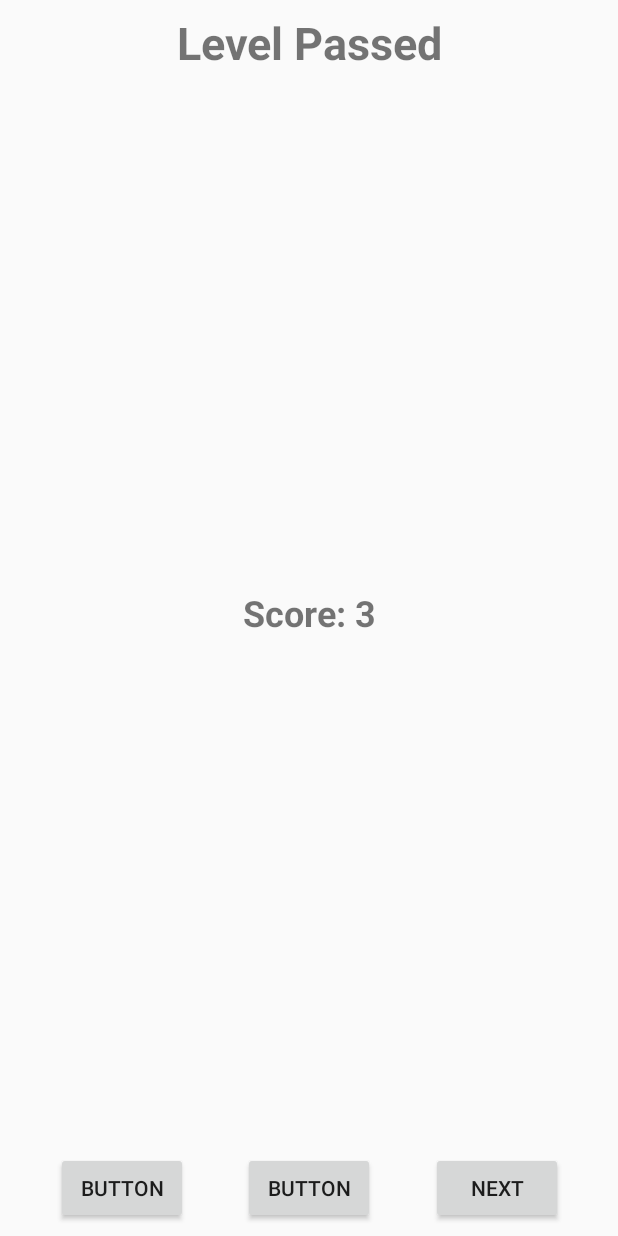
After one commit to MadonnasPlays/TimeFrenzy_Android, an Android app: the layout fragment_level_popup.xml on its own in the app's theme, with its tools: preview values and no code run, on a phone screen of 412 x 824 dp. The commit adds this screen. Run offline under Robolectric (Android 15) with nearby library versions, the phone set to English and light mode, and no system bars.

Commit message:
Level passed mock dialog added

```diff
--- a/app/src/main/java/com/avoupavou/timefrenzy/MainActivity.java
+++ b/app/src/main/java/com/avoupavou/timefrenzy/MainActivity.java
@@ -1,5 +1,6 @@
 package com.avoupavou.timefrenzy;
 
+import android.app.DialogFragment;
 import android.app.Fragment;
 import android.app.FragmentManager;
 import android.app.FragmentTransaction;
@@ -14,6 +15,7 @@ import android.widget.ToggleButton;
 import com.avoupavou.timefrenzy.competitive.TimerFragment;
 import com.avoupavou.timefrenzy.levels.Level;
 import com.avoupavou.timefrenzy.levels.LevelController;
+import com.avoupavou.timefrenzy.levels.LevelDialog;
 import com.avoupavou.timefrenzy.levels.LevelFragment;
 import com.avoupavou.timefrenzy.levels.LevelSelectFragment;
 import com.avoupavou.timefrenzy.menu.WelcomeFragment;
--- /dev/null
+++ b/app/src/main/res/layout/fragment_level_popup.xml
@@ -0,0 +1,72 @@
+<?xml version="1.0" encoding="utf-8"?>
+<android.support.constraint.ConstraintLayout
+    xmlns:android="http://schemas.android.com/apk/res/android"
+    xmlns:app="http://schemas.android.com/apk/res-auto"
+    android:layout_width="match_parent"
+    android:layout_height="match_parent">
+
+    <TextView
+        android:id="@+id/text_dialog_title"
+        android:layout_width="wrap_content"
+        android:layout_height="wrap_content"
+        android:layout_marginEnd="8dp"
+        android:layout_marginStart="8dp"
+        android:layout_marginTop="8dp"
+        android:text="Level Passed"
+        android:textAlignment="center"
+        android:textSize="30sp"
+        android:textStyle="bold"
+        app:layout_constraintEnd_toEndOf="parent"
+        app:layout_constraintStart_toStartOf="parent"
+        app:layout_constraintTop_toTopOf="parent" />
+
+    <TextView
+        android:id="@+id/text_dialog_score"
+        android:layout_width="wrap_content"
+        android:layout_height="wrap_content"
+        android:layout_marginBottom="32dp"
+        android:layout_marginEnd="8dp"
+        android:layout_marginStart="8dp"
+        android:layout_marginTop="32dp"
+        android:text="Score: 3"
+        android:textAlignment="center"
+        android:textSize="24sp"
+        android:textStyle="bold"
+        app:layout_constraintBottom_toTopOf="@+id/button2"
+        app:layout_constraintEnd_toEndOf="parent"
+        app:layout_constraintStart_toStartOf="parent"
+        app:layout_constraintTop_toBottomOf="@+id/text_dialog_title" />
+
+    <Button
+        android:id="@+id/button"
+        android:layout_width="wrap_content"
+        android:layout_height="wrap_content"
+        android:layout_marginBottom="8dp"
+        android:text="Button"
+        app:layout_constraintBottom_toBottomOf="parent"
+        app:layout_constraintEnd_toStartOf="@+id/button2"
+        app:layout_constraintHorizontal_bias="0.5"
+        app:layout_constraintStart_toStartOf="parent" />
+
+    <Button
+        android:id="@+id/button2"
+        android:layout_width="wrap_content"
+        android:layout_height="wrap_content"
+        android:layout_marginBottom="8dp"
+        android:text="Button"
+        app:layout_constraintBottom_toBottomOf="parent"
+        app:layout_constraintEnd_toStartOf="@+id/button3"
+        app:layout_constraintHorizontal_bias="0.5"
+        app:layout_constraintStart_toEndOf="@+id/button" />
+
+    <Button
+        android:id="@+id/button3"
+        android:layout_width="wrap_content"
+        android:layout_height="wrap_content"
+        android:layout_marginBottom="8dp"
+        android:text="@string/next_level"
+        app:layout_constraintBottom_toBottomOf="parent"
+        app:layout_constraintEnd_toEndOf="parent"
+        app:layout_constraintHorizontal_bias="0.5"
+        app:layout_constraintStart_toEndOf="@+id/button2" />
+</android.support.constraint.ConstraintLayout>
--- a/app/src/main/res/values/strings.xml
+++ b/app/src/main/res/values/strings.xml
@@ -18,4 +18,5 @@
     <string name="hello_blank_fragment">Hello blank fragment</string>
     <string name="sound_off">Mute Sound</string>
     <string name="inline_preferences">Settigns</string>
+    <string name="next_level">Next</string>
 </resources>
```
Also changed, not shown: app/src/main/java/com/avoupavou/timefrenzy/CircleProgressBar.java (+7 -0 lines), app/src/main/java/com/avoupavou/timefrenzy/levels/LevelDialog.java (added, +61 -0 lines), app/src/main/java/com/avoupavou/timefrenzy/levels/LevelFragment.java (+11 -6 lines), app/src/main/res/layout/fragment_level.xml (+6 -1 lines).
